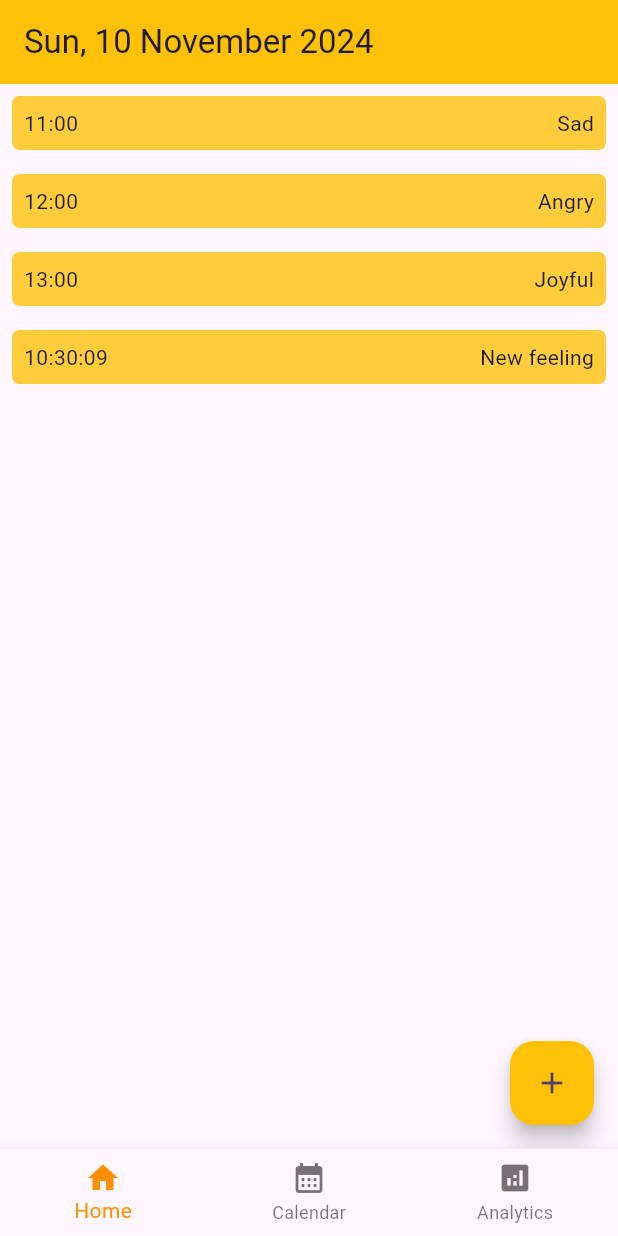
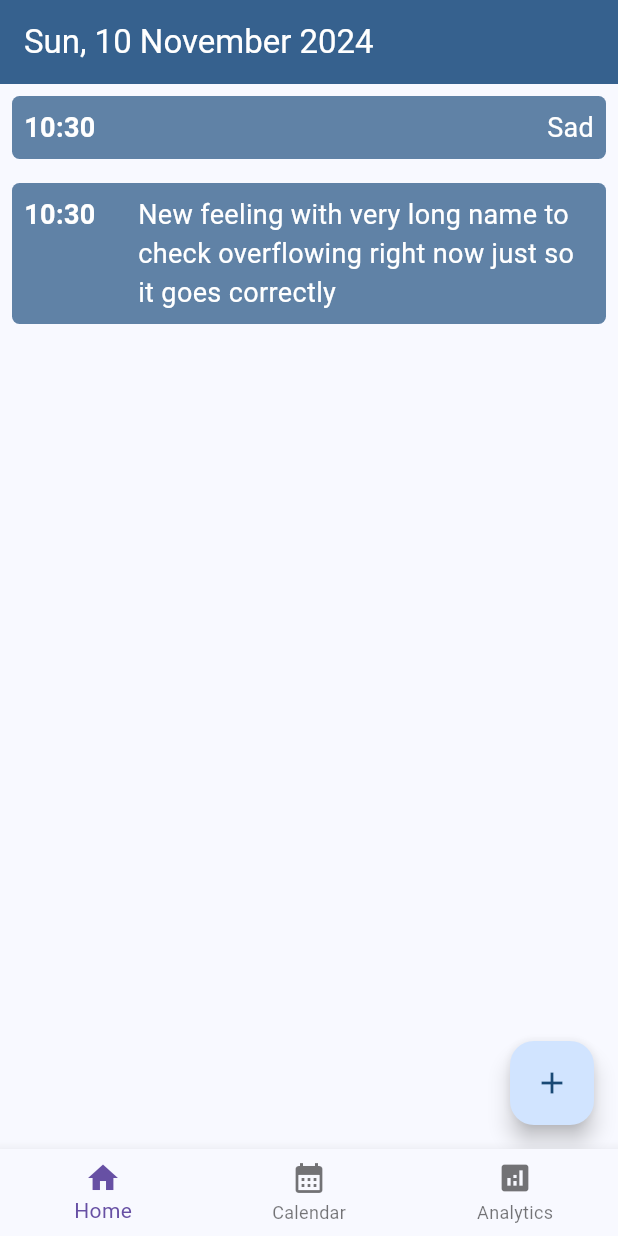
Before and after one commit to FBGFi/mindfulness-app, a Flutter app: the screen it shows after launch, after a tap on the "add" icon, on a phone screen of 412 x 824 dp. Run offline on Flutter 3.47's test engine with Material 3 defaults, Android fonts, the phone set to English and light mode, and no system bars.

Commit message:
some stylings

```diff
--- a/lib/main.dart
+++ b/lib/main.dart
@@ -34,7 +34,10 @@ class _MindfulnessAppState extends State<MindfulnessApp> {
     return MaterialApp(
       title: 'Mindfulness App',
       theme: ThemeData(
-        colorScheme: ColorScheme.fromSeed(seedColor: Colors.deepPurple),
+        colorScheme: ColorScheme.fromSeed(seedColor: Colors.blue),
+        textTheme: const TextTheme(
+            bodySmall: TextStyle(fontSize: 15.0),
+            bodyMedium: TextStyle(fontSize: 18.0)),
         useMaterial3: true,
       ),
       home: DefaultTabController(
@@ -52,7 +55,7 @@ class _MindfulnessAppState extends State<MindfulnessApp> {
                     icon: Icon(Icons.analytics), label: "Analytics"),
               ],
               currentIndex: _selectedIndex,
-              selectedItemColor: Colors.amber[800],
+              selectedItemColor: Theme.of(context).colorScheme.primary,
               onTap: _onItemTapped,
             ),
           )),
--- /dev/null
+++ b/lib/pages/home/components/mind_sets.dart
@@ -0,0 +1,108 @@
+import 'package:flutter/material.dart';
+import 'package:intl/intl.dart';
+import 'package:mindfulness_app/utils/mind_set_object.dart';
+
+class MindSet extends StatefulWidget {
+  const MindSet({super.key, required this.dateTime, required this.mindSet});
+
+  final String dateTime;
+  final MindSetObject mindSet;
+
+  @override
+  State<MindSet> createState() => _MindSetState();
+}
+
+class _MindSetState extends State<MindSet> {
+  bool _displayNotes = false;
+
+  String _formatDateTime(String key) {
+    DateTime dateTime = DateTime.parse(key);
+    return DateFormat("HH:mm").format(dateTime);
+  }
+
+  void _onPressed() {
+    setState(() {
+      _displayNotes = !_displayNotes;
+    });
+  }
+
+  @override
+  Widget build(BuildContext context) {
+    return Container(
+        margin: const EdgeInsets.all(8.0),
+        decoration: BoxDecoration(
+          borderRadius: BorderRadius.circular(5),
+          color: Theme.of(context).colorScheme.primary.withAlpha(200),
+        ),
+        child: InkWell(
+            onTap: _onPressed,
+            child: Padding(
+                padding: const EdgeInsets.all(8.0),
+                child: Flex(direction: Axis.vertical, children: [
+                  Wrap(
+                    direction: Axis.horizontal,
+                    alignment: WrapAlignment.spaceBetween,
+                    children: [
+                      FractionallySizedBox(
+                          widthFactor: 0.15,
+                          child: Text(_formatDateTime(widget.dateTime),
+                              style: TextStyle(
+                                  color:
+                                      Theme.of(context).colorScheme.onPrimary,
+                                  fontWeight: FontWeight.bold,
+                                  fontSize: Theme.of(context)
+                                      .textTheme
+                                      .bodyMedium
+                                      ?.fontSize))),
+                      const FractionallySizedBox(
+                        widthFactor: 0.05,
+                      ),
+                      FractionallySizedBox(
+                          widthFactor: 0.8,
+                          child: Stack(
+                              alignment: AlignmentDirectional.topEnd,
+                              children: [
+                                Text(
+                                  widget.mindSet.feeling,
+                                  style: TextStyle(
+                                      color: Theme.of(context)
+                                          .colorScheme
+                                          .onPrimary),
+                                ),
+                              ]))
+                    ],
+                  ),
+                  Visibility(
+                      visible: _displayNotes,
+                      child: Text(widget.mindSet.notes,
+                          style: TextStyle(
+                            color: Theme.of(context).colorScheme.onPrimary,
+                            fontSize:
+                                Theme.of(context).textTheme.bodySmall?.fontSize,
+                          )))
+                ]))));
+  }
+}
+
+class MindSets extends StatefulWidget {
+  const MindSets({super.key, required this.mindSets});
+
+  final Map<String, MindSetObject> mindSets;
+
+  @override
+  State<MindSets> createState() => _MindSetsState();
+}
+
+class _MindSetsState extends State<MindSets> {
+  @override
+  Widget build(BuildContext context) {
+    return ListView(
+        children: widget.mindSets.entries
+            .map((entry) => Center(
+                    child: MindSet(
+                  dateTime: entry.key,
+                  mindSet: entry.value,
+                )))
+            .toList());
+  }
+}
--- a/lib/pages/home/home.dart
+++ b/lib/pages/home/home.dart
@@ -1,5 +1,7 @@
 import 'package:flutter/material.dart';
 import 'package:intl/intl.dart';
+import 'package:mindfulness_app/pages/home/components/mind_sets.dart';
+import 'package:mindfulness_app/utils/mind_set_object.dart';
 
 class HomePage extends StatefulWidget {
   const HomePage({super.key});
@@ -9,17 +11,19 @@ class HomePage extends StatefulWidget {
 }
 
 class _HomePageState extends State<HomePage> {
-  // TODO get from global state and extend values to include more details
-  final Map<String, String> _mindSets = {
-    "11:00": "Sad",
-    "12:00": "Angry",
-    "13:00": "Joyful",
+  // TODO get from global state
+  final Map<String, MindSetObject> _mindSets = {
+    DateTime.now().toIso8601String():
+        MindSetObject(feeling: "Sad", notes: "Some notes"),
   };
 
   void _onAddNew() {
     setState(() {
-      String now = DateFormat("HH:mm:ss").format(DateTime.now());
-      _mindSets[now] = "New feeling";
+      _mindSets[DateTime.now().toIso8601String()] = MindSetObject(
+          feeling:
+              "New feeling with very long name to check overflowing right now just so it goes correctly",
+          notes:
+              "New notes with very long name to check overflowing right now just so it goes correctly");
     });
   }
 
@@ -27,29 +31,16 @@ class _HomePageState extends State<HomePage> {
   Widget build(BuildContext context) {
     return Scaffold(
       appBar: AppBar(
-          backgroundColor: Colors.amber,
-          title: Text(DateFormat("EEE, d MMMM yyyy").format(DateTime.now()))),
-      body: ListView(
-          children: _mindSets.entries
-              .map((entry) => Center(
-                  child: Container(
-                      margin: const EdgeInsets.all(8.0),
-                      decoration: BoxDecoration(
-                        borderRadius: BorderRadius.circular(5),
-                        color: Colors.amber.withAlpha(200),
-                      ),
-                      child: Padding(
-                          padding: const EdgeInsets.all(8.0),
-                          child: Flex(
-                            direction: Axis.horizontal,
-                            mainAxisAlignment: MainAxisAlignment.spaceBetween,
-                            children: [Text(entry.key), Text(entry.value)],
-                          )))))
-              .toList()),
+          backgroundColor: Theme.of(context).colorScheme.primary,
+          title: Text(
+            DateFormat("EEE, d MMMM yyyy").format(DateTime.now()),
+            style: TextStyle(color: Theme.of(context).colorScheme.onPrimary),
+          )),
+      body: MindSets(mindSets: _mindSets),
       floatingActionButton: FloatingActionButton(
         onPressed: _onAddNew,
         tooltip: "Add new",
-        backgroundColor: Colors.amber,
+        backgroundColor: Theme.of(context).colorScheme.primaryContainer,
         child: const Icon(Icons.add),
       ),
     );
--- /dev/null
+++ b/lib/utils/mind_set_object.dart
@@ -0,0 +1,5 @@
+class MindSetObject {
+  MindSetObject({required this.feeling, required this.notes});
+  String feeling;
+  String notes;
+}
```
Also changed, not shown: 1 other file.
